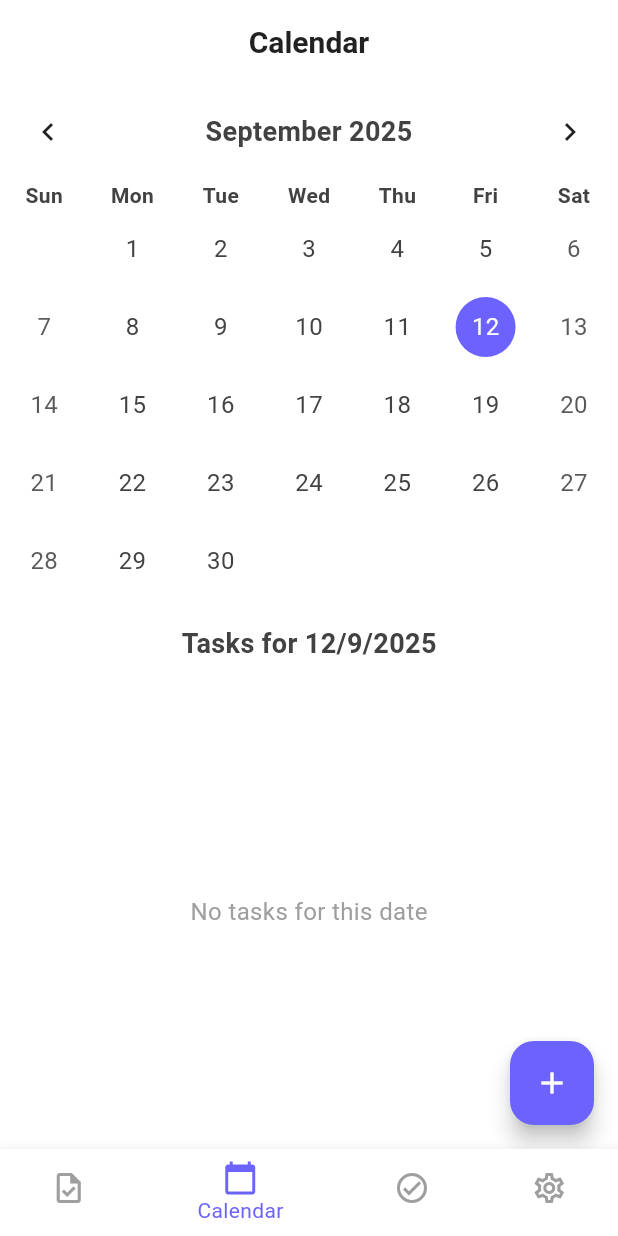
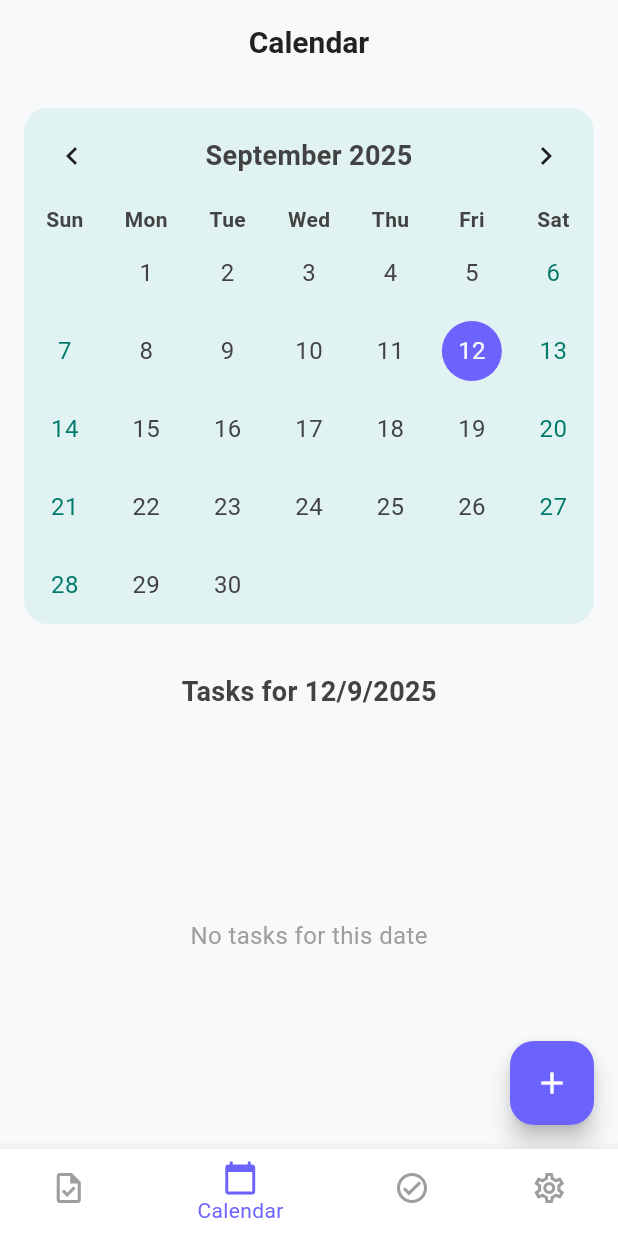
Before and after one commit to eggr7/mind_of_two, a Flutter app: the screen it shows after launch, item 2 of the bottom bar chosen, on a phone screen of 412 x 824 dp. Run offline on Flutter 3.47's test engine with Material 3 defaults, Android fonts, the phone set to English and light mode, and no system bars; drawn by our look-alikes of table_calendar; our stand-ins replace hive, hive_flutter; accounts and stored records are empty.

Commit message:
Refactor CalendarScreen layout with improved styling and structure for TableCalendar; enhance UI with container decoration and maintainability.

```diff
--- a/lib/screens/calendar_screen.dart
+++ b/lib/screens/calendar_screen.dart
@@ -67,14 +67,21 @@ class _CalendarScreenState extends State<CalendarScreen> {
         : [];
 
     return Scaffold(
+      backgroundColor: const Color(0xFFF8F9FA), // You can change this color
       appBar: AppBar(
         title: const Text("Calendar"),
-        backgroundColor: Colors.white,
+        backgroundColor: Colors.transparent,
         elevation: 0,
       ),
       body: Column(
         children: [
-          TableCalendar(
+          Container(
+            margin: const EdgeInsets.all(16),
+            decoration: BoxDecoration(
+              color: const Color(0xFFE0F2F1), // You can change this color
+              borderRadius: BorderRadius.circular(16),
+            ),
+            child: TableCalendar(
               firstDay: DateTime.utc(2020, 1, 1),
               lastDay: DateTime.utc(2030, 12, 31),
               focusedDay: _focusedDay,
@@ -134,6 +141,9 @@ class _CalendarScreenState extends State<CalendarScreen> {
                   shape: BoxShape.circle,
                 ),
                 outsideDaysVisible: false,
+                weekendTextStyle: const TextStyle(
+                  color: Color(0xFF00796B), // You can change this color
+                ),
               ),
               headerStyle: HeaderStyle(
                 titleCentered: true,
@@ -152,6 +162,7 @@ class _CalendarScreenState extends State<CalendarScreen> {
                 weekendStyle: TextStyle(
                   fontSize: 14,
                   fontWeight: FontWeight.w600,
+                ),
               ),
             ),
           ),
```
Lines whose indentation alone changed are shown as unchanged.
